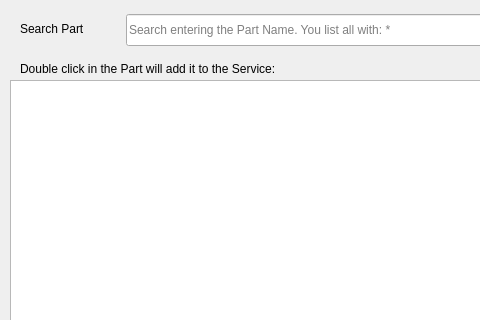
Before: the Qt Designer form Stock_Parts_Selection.ui in bedi1982/Oficina, drawn with Qt 5; both pictures show x 0 to 480 and y 0 to 320 of the 910 by 450 pixel window.
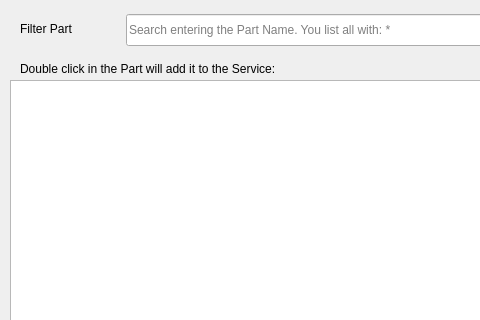
After: the same form once the commit is applied. Icons and pictures are not drawn.

Diff of the .ui file:
```diff
--- a/Stock_Parts_Selection.ui
+++ b/Stock_Parts_Selection.ui
@@ -77,7 +77,7 @@
     </rect>
    </property>
    <property name="text">
-    <string>Search Part</string>
+    <string>Filter Part</string>
    </property>
   </widget>
   <widget class="QLabel" name="label_Help">
```
